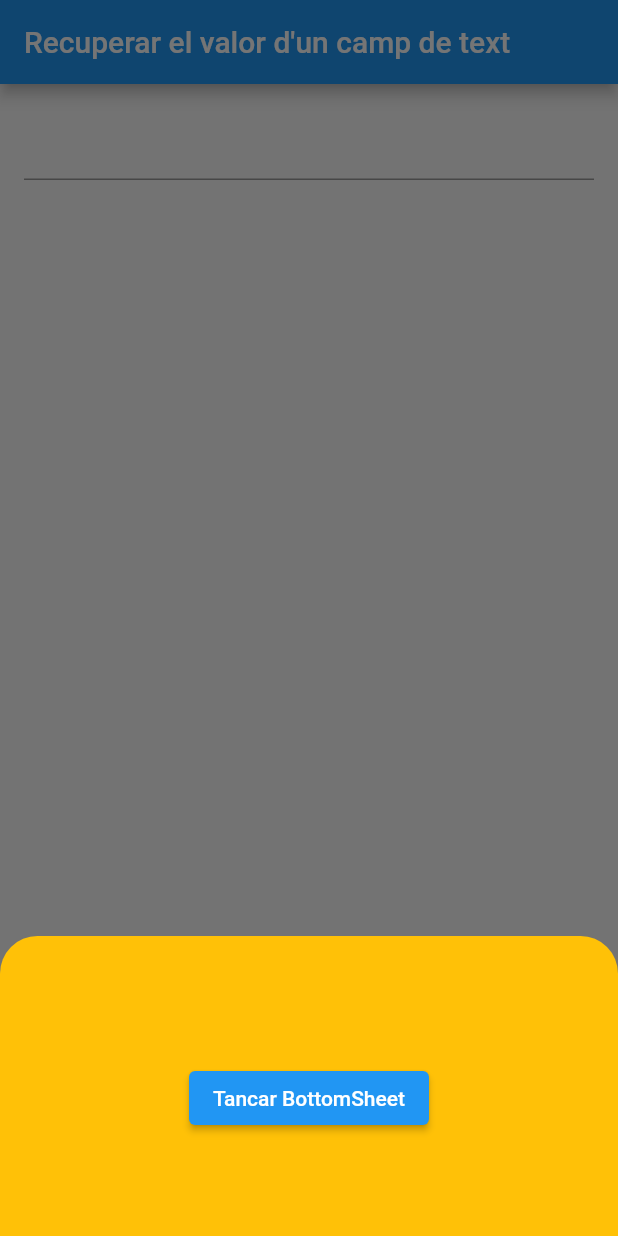
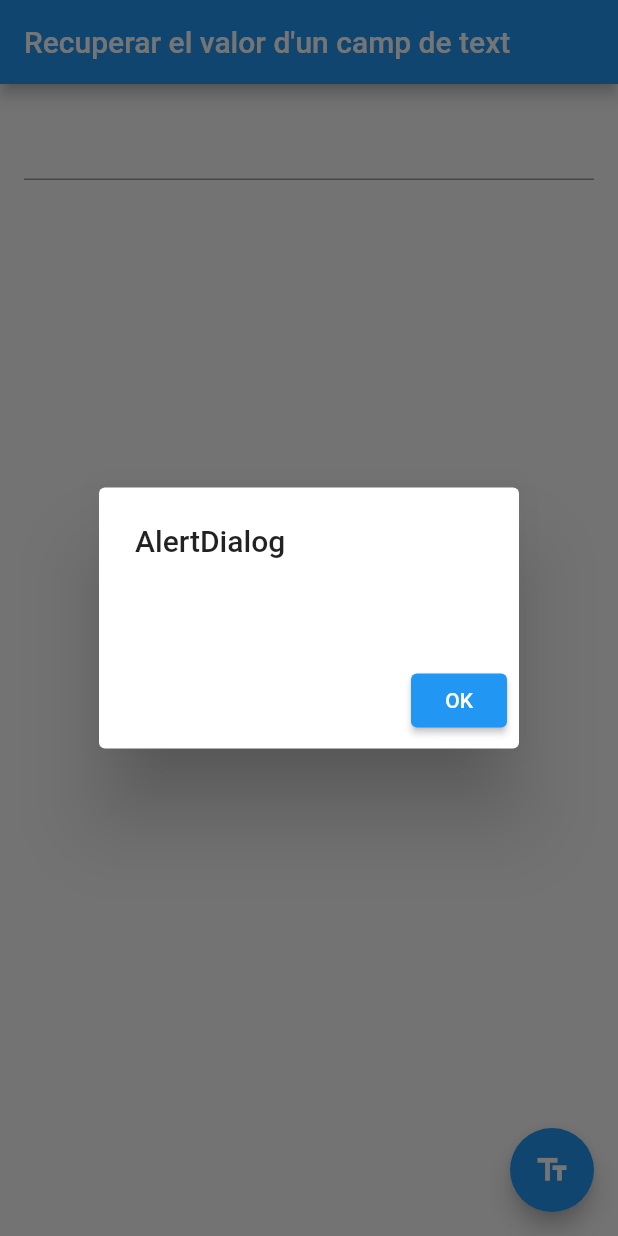
Before and after one commit to ivantrilla2/appdialegs, a Flutter app: the screen it shows after launch, after a tap on the "text fields" icon, on a phone screen of 412 x 824 dp. Run offline on Flutter 3.47's test engine with Material 2 defaults, Android fonts, the phone set to English and light mode, and no system bars.

Commit message:
First commit

```diff
--- a/lib/main.dart
+++ b/lib/main.dart
@@ -43,32 +43,20 @@ class _MyCustomFormState extends State<MyCustomForm> {
       ),
       floatingActionButton: FloatingActionButton(
         onPressed: () {
-          showModalBottomSheet(
-              backgroundColor: Colors.transparent,
+          showDialog(
               context: context,
-              builder: (BuildContext context) {
-                return Container(
-                    decoration: const BoxDecoration(
-                      color: Colors.amber,
-                      borderRadius: BorderRadius.only(
-                        topLeft: Radius.circular(25),
-                        topRight: Radius.circular(25),
-                      ),
-                    ),
-                    height: 200,
-                    child: Center(
-                      child: Column(
-                        mainAxisAlignment: MainAxisAlignment.center,
-                        mainAxisSize: MainAxisSize.min,
-                        children: <Widget>[
-                          Text(myController.text),
-                          ElevatedButton(
-                            onPressed: () => Navigator.of(context).pop(),
-                            child: const Text('Tancar BottomSheet'),
-                          )
-                        ],
-                      ),
-                    ));
+              builder: (context) {
+                return AlertDialog(
+                  title: const Text('AlertDialog'),
+                  content: Text(myController.text),
+                  actions: [
+                    ElevatedButton(
+                        onPressed: () {
+                          Navigator.of(context).pop();
+                        },
+                        child: const Text('OK')),
+                  ],
+                );
               });
         },
         tooltip: 'Mostra el valor!',
```
